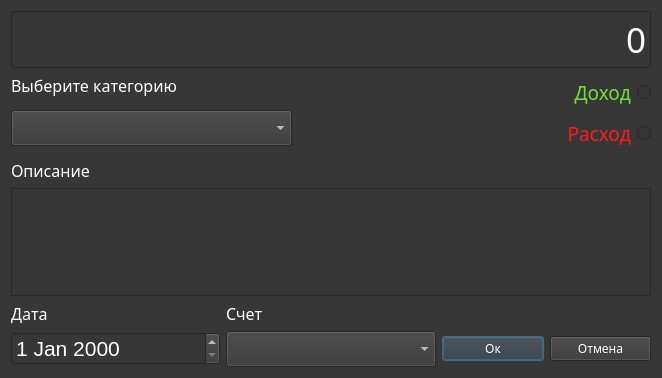
Above: ui/dialogs/transaction_add.ui from Protocs/OkayMoney before the change. Below: the same form after it.
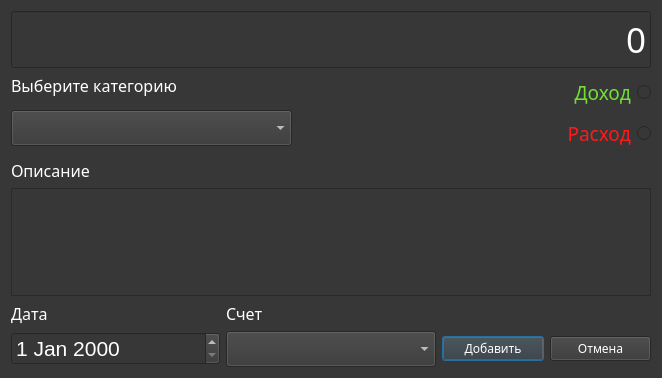
That is the form after the change. Icons and pictures are not drawn.

Commit message: Текст кнопки "Ок" заменен на "Добавить" в окне добавления транзакции.

What changed in the file:
```diff
--- a/ui/dialogs/transaction_add.ui
+++ b/ui/dialogs/transaction_add.ui
@@ -268,7 +268,7 @@
           <string notr="true"/>
          </property>
          <property name="text">
-          <string>Ок</string>
+          <string>Добавить</string>
          </property>
         </widget>
        </item>
```
